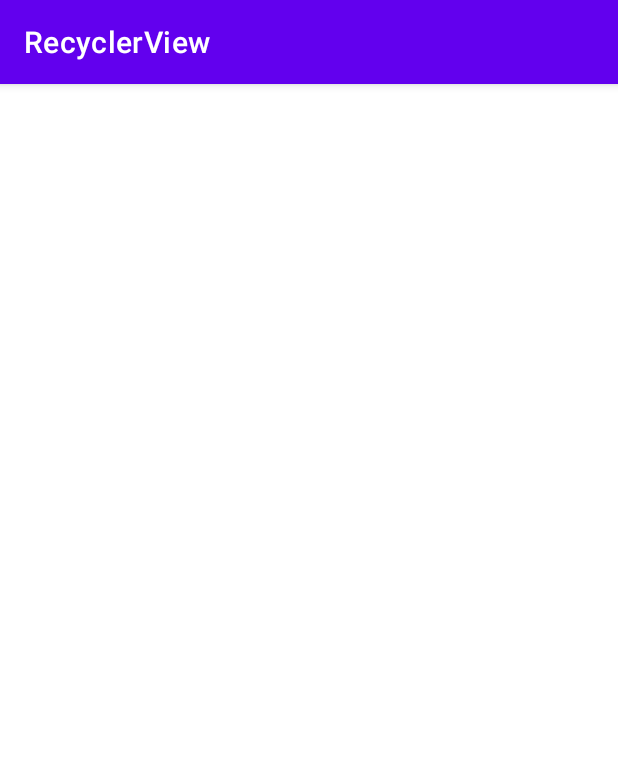
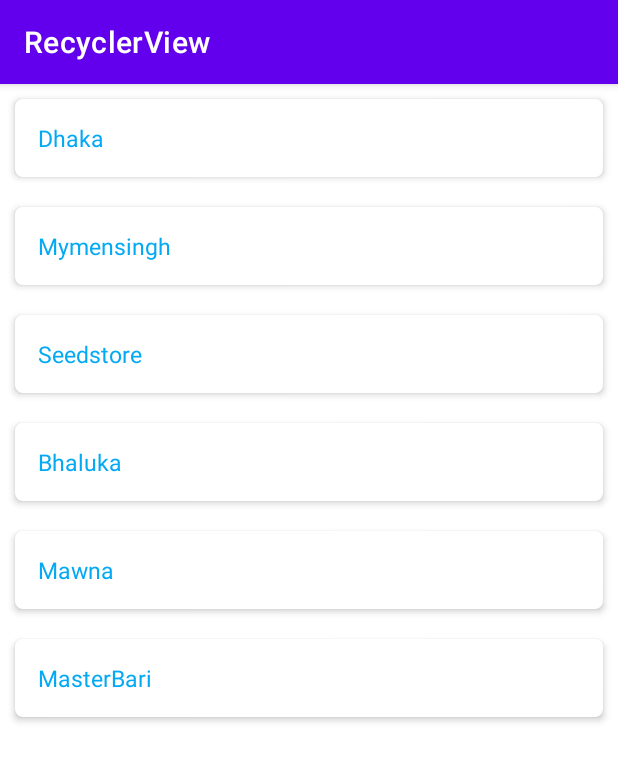
Before and after one commit to rakibhossen11/RecyclerView, an Android app: the screen it shows after launch (MainActivity), on a phone screen of 412 x 824 dp. Shown: the top 761 px of the screen. Run offline under Robolectric (Android 15) with nearby library versions, the phone set to English and light mode, and no system bars.

```diff
--- a/app/src/main/java/com/example/recyclerview/MainActivity.java
+++ b/app/src/main/java/com/example/recyclerview/MainActivity.java
@@ -1,16 +1,29 @@
 package com.example.recyclerview;
 
 import androidx.appcompat.app.AppCompatActivity;
+import androidx.recyclerview.widget.LinearLayoutManager;
+import androidx.recyclerview.widget.RecyclerView;
 
 import android.os.Bundle;
 
+import java.util.ArrayList;
+import java.util.Arrays;
+
 public class MainActivity extends AppCompatActivity {
+
+    ArrayList<String> cityNames= new ArrayList<>(Arrays.asList("Dhaka","Mymensingh","Seedstore","Bhaluka","Mawna","MasterBari"));
 
     @Override
     protected void onCreate(Bundle savedInstanceState) {
         super.onCreate(savedInstanceState);
         setContentView(R.layout.activity_main);
 
+        RecyclerView recyclerView = findViewById(R.id.recyclerView);
+        recyclerView.setLayoutManager(new LinearLayoutManager(this));
+
+        MyAdapter adapter = new MyAdapter(this,cityNames);
+        recyclerView.setAdapter(adapter);
+
 
     }
 }
```
